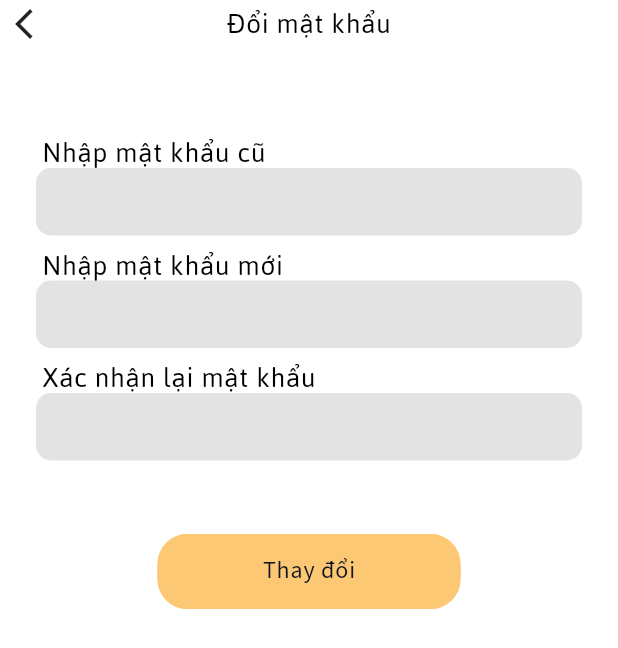
After one commit to QuanPNQ/datn-watch-store-mobile, a Flutter app: the ProfileScreen screen opened directly, after a tap on "Đổi mật khẩu", on a phone screen of 412 x 824 dp. The commit adds this screen. Shown: the top 648 px of the screen. Run offline on Flutter 3.47's test engine with Material 3 defaults, Android fonts, the phone set to English and light mode, and no system bars; drawn by our look-alikes of loader_overlay; our stand-ins replace connectivity_plus, device_info_plus, equatable, firebase_core, firebase_messaging, flutter_bloc and 6 more; missing offline and left inert: encrypt; accounts and stored records are empty; network calls fail; project files that could hold a hidden picture were left out.

Commit message:
Code UI Change Password Screen

```diff
--- a/lib/configs/constants.dart
+++ b/lib/configs/constants.dart
@@ -20,6 +20,7 @@ class Constants {
   static const String watchDetailScreen = '/watch-detail-screen';
   static const String detailOrderScreen = '/detail-order-screen';
   static const String profileScreen = '/profile-screen';
+  static const String changePasswordScreen = '/change-password-screen';
 
   static const String baseUrl = 'https://portal.kamcpap.com/api/';
 
@@ -319,9 +320,12 @@ class StringName {
   static String order = 'Đơn hàng';
   static String supportCenter = 'Trung tâm trợ giúp';
   static String personalInformation = 'Thông tin cá nhân';
-  static String changePassword= 'Đổi mật khẩu';
-  static String update= 'Cập nhật';
-
+  static String changePassword = 'Đổi mật khẩu';
+  static String update = 'Cập nhật';
+  static String inputOldPassword = 'Nhập mật khẩu cũ';
+  static String inputNewPassword = 'Nhập mật khẩu mới';
+  static String inputConfirmNewPassword = 'Xác nhận lại mật khẩu';
+  static String change = 'Thay đổi';
 }
 
 /* define String Names */
--- a/lib/router/app_router.dart
+++ b/lib/router/app_router.dart
@@ -2,6 +2,7 @@ import 'package:flutter/material.dart';
 import 'package:flutter_mob/configs/constants.dart';
 import 'package:flutter_mob/ui/dash_board/dash_board_screen.dart';
 import 'package:flutter_mob/ui/dash_board/detail_order/detail_order_screen.dart';
+import 'package:flutter_mob/ui/dash_board/personal_screen/change_password_screen/change_password_screen.dart';
 import 'package:flutter_mob/ui/dash_board/personal_screen/profile_screen/profile_screen.dart';
 import 'package:flutter_mob/ui/dash_board/watch_detail/watch_detail_screen.dart';
 import 'package:flutter_mob/ui/forgot_password/forgot_password_screen.dart';
@@ -31,6 +32,8 @@ Route<dynamic> onGenerateRoute(RouteSettings settings) {
       return generateRouter(widget: const DetailOrderScreen());
     case Constants.profileScreen:
       return generateRouter(widget: const ProfileScreen());
+    case Constants.changePasswordScreen:
+      return generateRouter(widget: const ChangePasswordScreen());
     default:
       throw ('This route name does not exit');
   }
--- a/lib/ui/components/input/input_field.dart
+++ b/lib/ui/components/input/input_field.dart
@@ -13,6 +13,7 @@ class InputField extends StatefulWidget {
   final FormFieldValidator<String>? validator;
   final FormFieldSetter<String>? onSaved;
   final bool isReadOnly;
+  final bool isObscureText;
 
   const InputField(
       {Key? key,
@@ -23,7 +24,8 @@ class InputField extends StatefulWidget {
       required this.controller,
       this.validator,
       this.onSaved,
-      this.isReadOnly = false})
+      this.isReadOnly = false,
+      this.isObscureText = false})
       : super(key: key);
 
   @override
@@ -49,6 +51,7 @@ class _InputFieldState extends State<InputField> {
         SizedBox(
           height: 45,
           child: TextFormField(
+            obscureText: widget.isObscureText,
             textDirection: TextDirection.ltr,
             keyboardType: TextInputType.text,
             controller: widget.controller,
--- /dev/null
+++ b/lib/ui/dash_board/personal_screen/change_password_screen/change_password_screen.dart
@@ -0,0 +1,94 @@
+import 'package:flutter/material.dart';
+import 'package:flutter_mob/configs/colors.dart';
+import 'package:flutter_mob/configs/constants.dart';
+import 'package:flutter_mob/configs/themes.dart';
+import 'package:flutter_mob/ui/components/app_bar/app_bar_title.dart';
+import 'package:flutter_mob/ui/components/button/button_normal.dart';
+import 'package:flutter_mob/ui/components/input/input_field.dart';
+import 'package:flutter_mob/ui/components/scroll_behavior/scroll_behavior.dart';
+
+class ChangePasswordScreen extends StatefulWidget {
+  const ChangePasswordScreen({super.key});
+
+  @override
+  State<ChangePasswordScreen> createState() => _ChangePasswordScreenState();
+}
+
+class _ChangePasswordScreenState extends State<ChangePasswordScreen> {
+  TextEditingController editingOldPasswordController = TextEditingController();
+  TextEditingController editingNewPasswordController = TextEditingController();
+  TextEditingController editingConfirmNewPasswordController =
+      TextEditingController();
+
+  @override
+  void initState() {
+    super.initState();
+  }
+
+  @override
+  Widget build(BuildContext context) {
+    return Scaffold(
+      backgroundColor: AppColors.kPrimaryColor,
+      body: SafeArea(
+        child: Column(
+          children: [
+            AppBarTitle(
+                appTitle: StringName.changePassword,
+                fontName: AppThemes.jaldi,
+                fontSize: 20),
+            Expanded(
+              child: ScrollConfiguration(
+                behavior: CustomScrollBehavior(),
+                child: ListView(
+                  children: [
+                    Padding(
+                      padding: const EdgeInsets.symmetric(horizontal: 24),
+                      child: Column(
+                        crossAxisAlignment: CrossAxisAlignment.center,
+                        children: [
+                          SizedBox(
+                            height: 60,
+                          ),
+                          InputField(
+                              isObscureText: true,
+                              labelText: StringName.inputOldPassword,
+                              controller: editingOldPasswordController),
+                          SizedBox(
+                            height: 10,
+                          ),
+                          InputField(
+                              isObscureText: true,
+                              labelText: StringName.inputNewPassword,
+                              controller: editingNewPasswordController),
+                          SizedBox(
+                            height: 10,
+                          ),
+                          InputField(
+                              isObscureText: true,
+                              labelText: StringName.inputConfirmNewPassword,
+                              controller: editingConfirmNewPasswordController),
+                          SizedBox(
+                            height: 49,
+                          ),
+                          ButtonNormal(
+                            text: StringName.change,
+                            width: 202,
+                            onPressed: () {},
+                          ),
+                        ],
+                      ),
+                    ),
+                  ],
+                ),
+              ),
+            ),
+          ],
+        ),
+      ),
+    );
+  }
+
+  handleChangePassword() {
+    Navigator.pushNamed(context, Constants.changePasswordScreen);
+  }
+}
--- a/lib/ui/dash_board/personal_screen/profile_screen/profile_screen.dart
+++ b/lib/ui/dash_board/personal_screen/profile_screen/profile_screen.dart
@@ -27,7 +27,7 @@ class _ProfileScreenState extends State<ProfileScreen> {
   void initState() {
     editingUsernameController.text = account.userName;
     editingEmailController.text = account.email;
-    editingPasswordController.text = '......................';
+    editingPasswordController.text = '12345678';
     super.initState();
   }
 
@@ -108,6 +108,7 @@ class _ProfileScreenState extends State<ProfileScreen> {
                             height: 10,
                           ),
                           InputField(
+                              isObscureText: true,
                               labelText: StringName.password,
                               hintText: StringName.fillYourPassword,
                               controller: editingPasswordController,
@@ -119,6 +120,7 @@ class _ProfileScreenState extends State<ProfileScreen> {
                             mainAxisAlignment: MainAxisAlignment.end,
                             children: [
                               GestureDetector(
+                                onTap: handleChangePassword,
                                 child: TextNormal(
                                   title: StringName.changePassword,
                                   colors: AppColors.bPrimaryColor,
@@ -151,4 +153,8 @@ class _ProfileScreenState extends State<ProfileScreen> {
       ),
     );
   }
+
+  handleChangePassword() {
+    Navigator.pushNamed(context, Constants.changePasswordScreen);
+  }
 }
```
